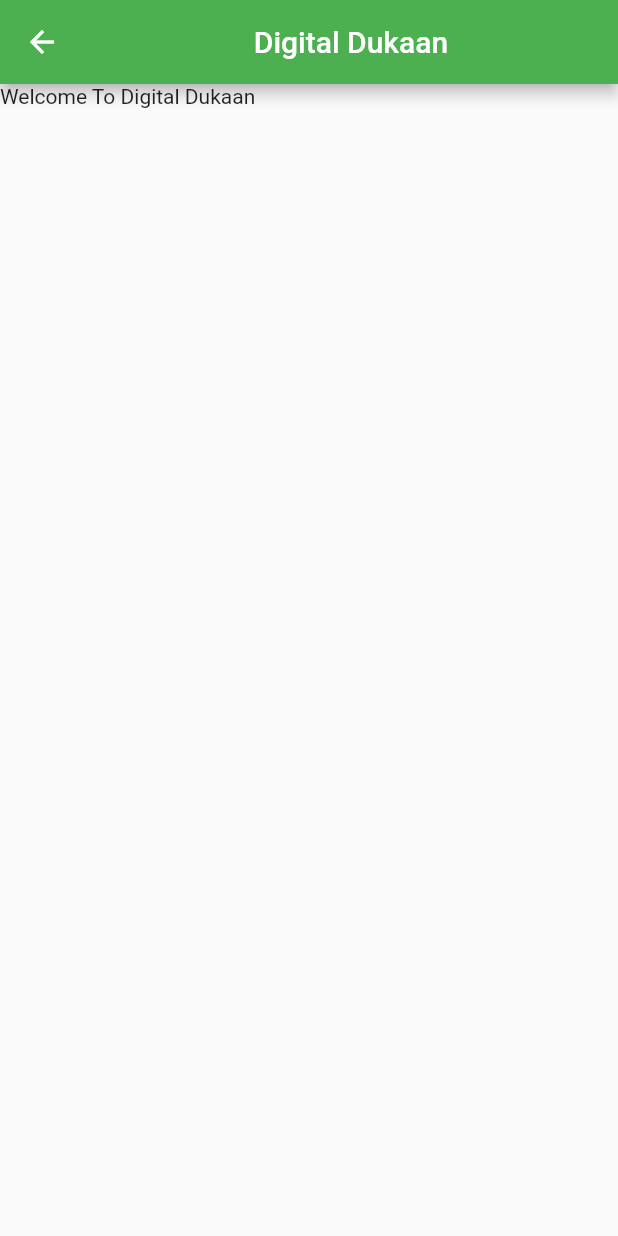
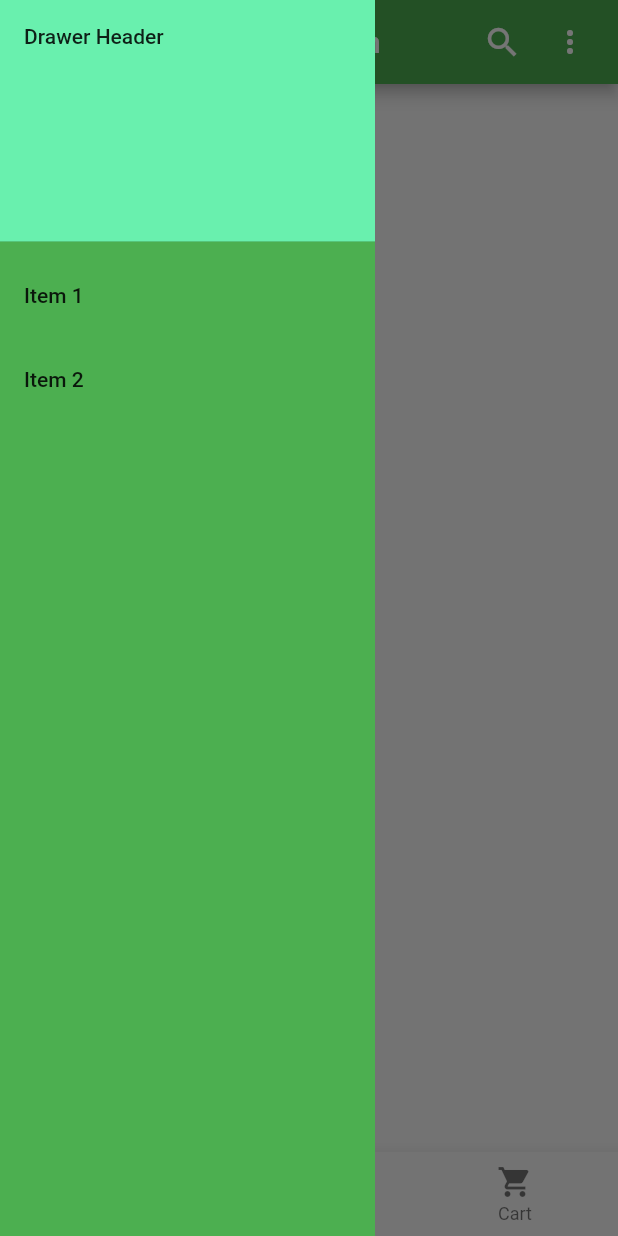
Before and after one commit to bishtmanish739/digital_dukan_minor_project, a Flutter app: the HomePage screen opened directly, with the side drawer open (before the commit the screen has no drawer), on a phone screen of 412 x 824 dp. Run offline on Flutter 3.47's test engine with Material 2 defaults, Android fonts, the phone set to English and light mode, and no system bars; our stand-ins replace get_storage, introduction_screen; accounts and stored records are empty.

Commit message:
navigation drawer and bottom nav added

```diff
--- a/lib/HomePage.dart
+++ b/lib/HomePage.dart
@@ -1,3 +1,4 @@
+import 'package:digital_dukan_minor_project/widget/drawer.dart';
 import 'package:flutter/cupertino.dart';
 import 'package:flutter/material.dart';
 
@@ -9,15 +10,61 @@ class HomePage extends StatefulWidget {
 }
 
 class _HomePageState extends State<HomePage> {
+  int _selectedIndex = 0;
+  void _onItemTapped(int index) {
+    setState(() {
+      _selectedIndex = index;
+    });
+  }
+
   @override
   Widget build(BuildContext context) {
     return Scaffold(
+      drawer: Drawer1(),
       appBar: AppBar(
         title: Center(child: Text('Digital Dukaan')),
+        actions: <Widget>[
+          Padding(
+              padding: EdgeInsets.only(right: 20.0),
+              child: GestureDetector(
+                onTap: () {},
+                child: Icon(
+                  Icons.search,
+                  size: 26.0,
+                ),
+              )),
+          Padding(
+              padding: EdgeInsets.only(right: 20.0),
+              child: GestureDetector(
+                onTap: () {},
+                child: Icon(Icons.more_vert),
+              )),
+        ],
       ),
       body: Container(
         child: Text('Welcome To Digital Dukaan'),
       ),
+      bottomNavigationBar: BottomNavigationBar(
+        items: const <BottomNavigationBarItem>[
+          BottomNavigationBarItem(
+            icon: Icon(Icons.home),
+            label: 'Home',
+          ),
+          BottomNavigationBarItem(
+            icon: Icon(Icons.person),
+            label: 'Profile',
+          ),
+          BottomNavigationBarItem(
+            icon: Icon(
+              Icons.shopping_cart,
+            ),
+            label: 'Cart',
+          ),
+        ],
+        currentIndex: _selectedIndex,
+        selectedItemColor: Colors.green,
+        onTap: _onItemTapped,
+      ),
     );
   }
 }
--- a/lib/LoginPage.dart
+++ b/lib/LoginPage.dart
@@ -15,6 +15,7 @@ class _LoginPageState extends State<LoginPage> {
   @override
   Widget build(BuildContext context) {
     return MaterialApp(
+      debugShowCheckedModeBanner: false,
       title: 'Digital Dukaan',
       theme: ThemeData(
         primarySwatch: Colors.green,
--- a/lib/RegisterUser.dart
+++ b/lib/RegisterUser.dart
@@ -15,6 +15,7 @@ class _RegisterUserState extends State<RegisterUser> {
   Widget build(BuildContext context) {
     return MaterialApp(
       title: 'Digital Dukaan',
+      debugShowCheckedModeBanner: false,
       theme: ThemeData(
         primarySwatch: Colors.green,
       ),
--- /dev/null
+++ b/lib/widget/drawer.dart
@@ -0,0 +1,37 @@
+import 'package:flutter/cupertino.dart';
+import 'package:flutter/material.dart';
+
+class Drawer1 extends StatelessWidget {
+  const Drawer1({Key? key}) : super(key: key);
+
+  @override
+  Widget build(BuildContext context) {
+    return Container(
+      color: Colors.green,
+      width: 250,
+      child: ListView(
+        padding: EdgeInsets.zero,
+        children: [
+          const DrawerHeader(
+            decoration: BoxDecoration(color: Colors.greenAccent),
+            child: Text('Drawer Header'),
+          ),
+          ListTile(
+            title: const Text('Item 1'),
+            onTap: () {
+              // Update the state of the app.
+              // ...
+            },
+          ),
+          ListTile(
+            title: const Text('Item 2'),
+            onTap: () {
+              // Update the state of the app.
+              // ...
+            },
+          ),
+        ],
+      ),
+    );
+  }
+}
```
